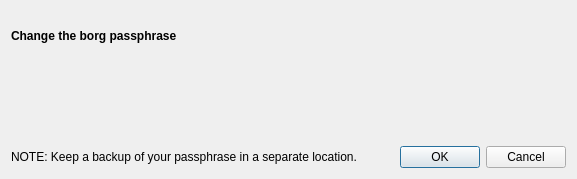
Above: src/vorta/assets/UI/change_passphrase.ui from borgbase/vorta before the change. Below: the same form after it.
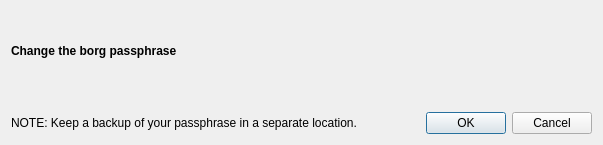
That is the form after the change.

```diff
--- a/src/vorta/assets/UI/change_passphrase.ui
+++ b/src/vorta/assets/UI/change_passphrase.ui
@@ -6,12 +6,12 @@
    <rect>
     <x>0</x>
     <y>0</y>
-    <width>577</width>
-    <height>179</height>
+    <width>603</width>
+    <height>145</height>
    </rect>
   </property>
   <property name="sizePolicy">
-   <sizepolicy hsizetype="Expanding" vsizetype="Preferred">
+   <sizepolicy hsizetype="Preferred" vsizetype="Preferred">
     <horstretch>0</horstretch>
     <verstretch>0</verstretch>
    </sizepolicy>
@@ -35,6 +35,9 @@
    </item>
    <item>
     <layout class="QFormLayout" name="repoDataFormLayout">
+     <property name="fieldGrowthPolicy">
+      <enum>QFormLayout::ExpandingFieldsGrow</enum>
+     </property>
      <property name="verticalSpacing">
       <number>10</number>
      </property>
@@ -48,23 +51,16 @@
       <number>5</number>
      </property>
      <property name="bottomMargin">
-      <number>20</number>
+      <number>10</number>
      </property>
     </layout>
    </item>
-   <item>
-    <widget class="QLabel" name="errorText">
-     <property name="text">
-      <string/>
-     </property>
-    </widget>
-   </item>
    <item>
     <layout class="QHBoxLayout" name="horizontalLayout_3">
      <item>
       <widget class="QLabel" name="noteLabel_3">
        <property name="sizePolicy">
-        <sizepolicy hsizetype="Fixed" vsizetype="Preferred">
+        <sizepolicy hsizetype="Expanding" vsizetype="Preferred">
          <horstretch>0</horstretch>
          <verstretch>0</verstretch>
         </sizepolicy>
@@ -72,10 +68,19 @@
        <property name="text">
         <string>NOTE: Keep a backup of your passphrase in a separate location.</string>
        </property>
+       <property name="wordWrap">
+        <bool>true</bool>
+       </property>
       </widget>
      </item>
      <item>
       <widget class="QDialogButtonBox" name="buttonBox">
+       <property name="sizePolicy">
+        <sizepolicy hsizetype="Fixed" vsizetype="Fixed">
+         <horstretch>0</horstretch>
+         <verstretch>0</verstretch>
+        </sizepolicy>
+       </property>
        <property name="standardButtons">
         <set>QDialogButtonBox::Cancel|QDialogButtonBox::Ok</set>
        </property>
```
